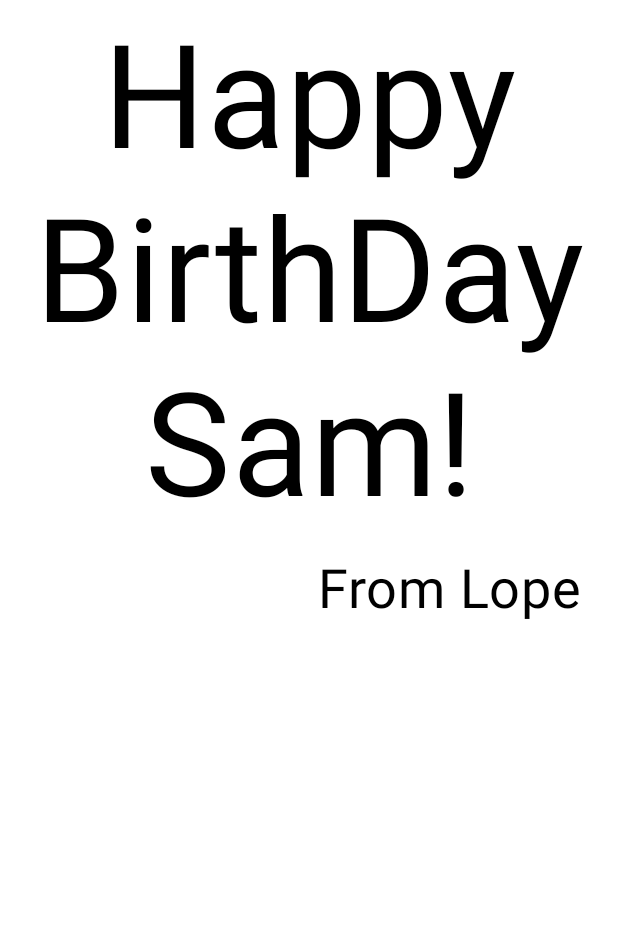
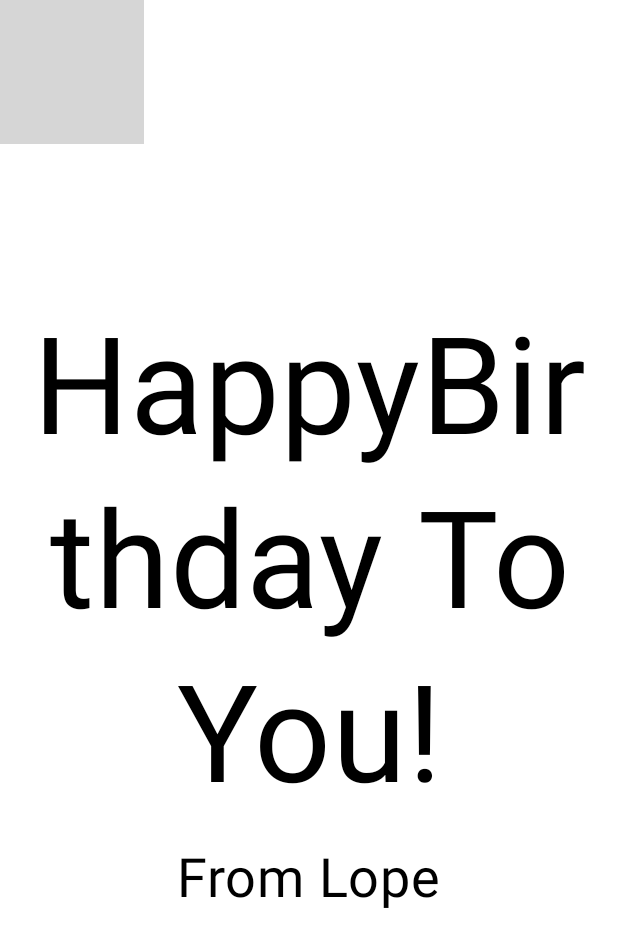
Before and after one commit to loban-0409/Compose-Codelabs, an Android app built with Jetpack Compose: the @Preview function GreetingPreview, on a phone screen of 412 x 824 dp. Shown: the top 947 px of the screen. Run offline under Robolectric (Android 15) with nearby library versions, the phone set to English and light mode, and no system bars; grey boxes are pictures that could not be loaded.

Commit message:
feat: happybirthday 카드 이미지 추가

```diff
--- a/Basics/app/src/main/java/com/loban/basics/MainActivity.kt
+++ b/Basics/app/src/main/java/com/loban/basics/MainActivity.kt
@@ -3,7 +3,9 @@ package com.loban.basics
 import android.os.Bundle
 import androidx.activity.ComponentActivity
 import androidx.activity.compose.setContent
+import androidx.compose.foundation.Image
 import androidx.compose.foundation.layout.Arrangement
+import androidx.compose.foundation.layout.Box
 import androidx.compose.foundation.layout.Column
 import androidx.compose.foundation.layout.fillMaxSize
 import androidx.compose.foundation.layout.padding
@@ -13,6 +15,9 @@ import androidx.compose.material3.Text
 import androidx.compose.runtime.Composable
 import androidx.compose.ui.Alignment
 import androidx.compose.ui.Modifier
+import androidx.compose.ui.layout.ContentScale
+import androidx.compose.ui.res.painterResource
+import androidx.compose.ui.res.stringResource
 import androidx.compose.ui.text.style.TextAlign
 import androidx.compose.ui.tooling.preview.Preview
 import androidx.compose.ui.unit.dp
@@ -29,7 +34,12 @@ class MainActivity : ComponentActivity() {
                     modifier = Modifier.fillMaxSize(),
                     color = MaterialTheme.colorScheme.background,
                 ) {
-                    GreetingText(message = "Happy BirthDay Sam!", from = "From Lope")
+                    GreetingImage(
+                        message = stringResource(R.string.happy_birthday_sam),
+                        from = stringResource(
+                            R.string.from_lope,
+                        ),
+                    )
                 }
             }
         }
@@ -44,7 +54,7 @@ fun GreetingText(message: String, from: String, modifier: Modifier = Modifier) {
     ) {
         Text(
             text = message,
-            fontSize = 96.sp,
+            fontSize = 90.sp,
             lineHeight = 116.sp,
             textAlign = TextAlign.Center,
         )
@@ -53,7 +63,20 @@ fun GreetingText(message: String, from: String, modifier: Modifier = Modifier) {
             fontSize = 36.sp,
             modifier = Modifier
                 .padding(16.dp)
-                .align(alignment = Alignment.End),
+                .align(alignment = Alignment.CenterHorizontally),
+        )
+    }
+}
+
+@Composable
+fun GreetingImage(message: String, from: String, modifier: Modifier = Modifier) {
+    val image = painterResource(id = R.drawable.androidparty)
+    Box {
+        Image(painter = image, contentDescription = null, contentScale = ContentScale.Crop, alpha = 0.7f)
+        GreetingText(
+            message = message,
+            from = from,
+            modifier = Modifier.fillMaxSize().padding(8.dp),
         )
     }
 }
@@ -62,6 +85,6 @@ fun GreetingText(message: String, from: String, modifier: Modifier = Modifier) {
 @Composable
 fun GreetingPreview() {
     BasicsTheme {
-        GreetingText(message = "Happy BirthDay Sam!", from = "From Lope")
+        GreetingImage(message = "HappyBirthday To You!", from = "From Lope")
     }
 }
--- a/Basics/app/src/main/res/values/strings.xml
+++ b/Basics/app/src/main/res/values/strings.xml
@@ -1,3 +1,5 @@
 <resources>
     <string name="app_name">Basics</string>
+    <string name="happy_birthday_sam">Happy BirthDay Sam!</string>
+    <string name="from_lope">From Lope</string>
 </resources>
```
Also changed, not shown: 1 other file.
